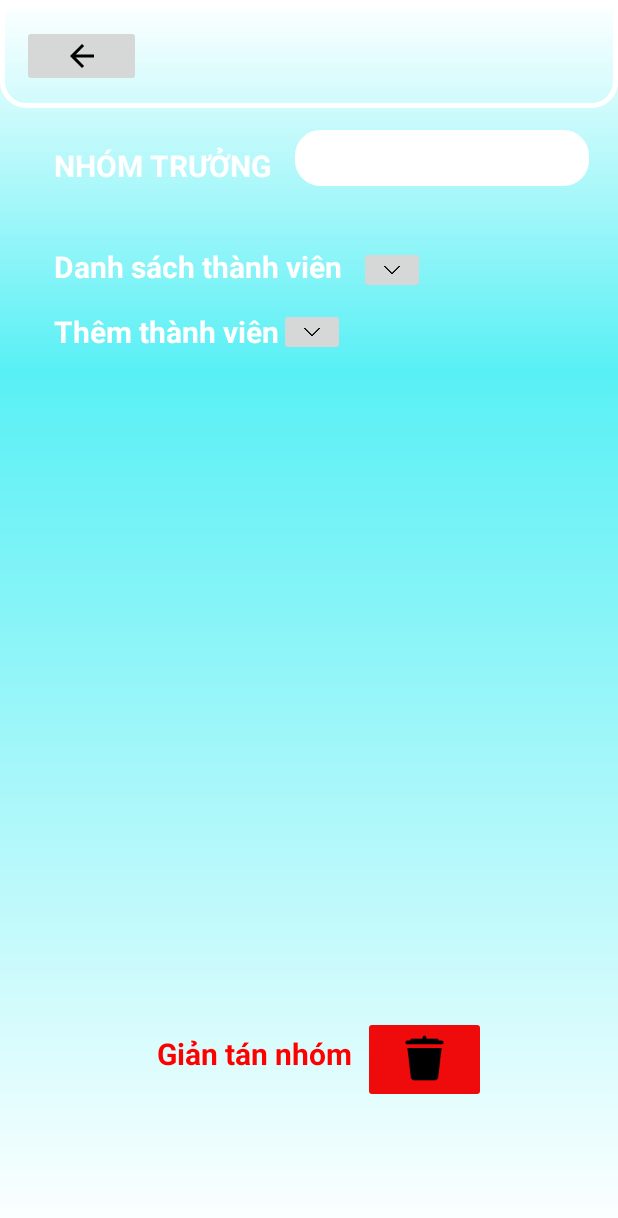
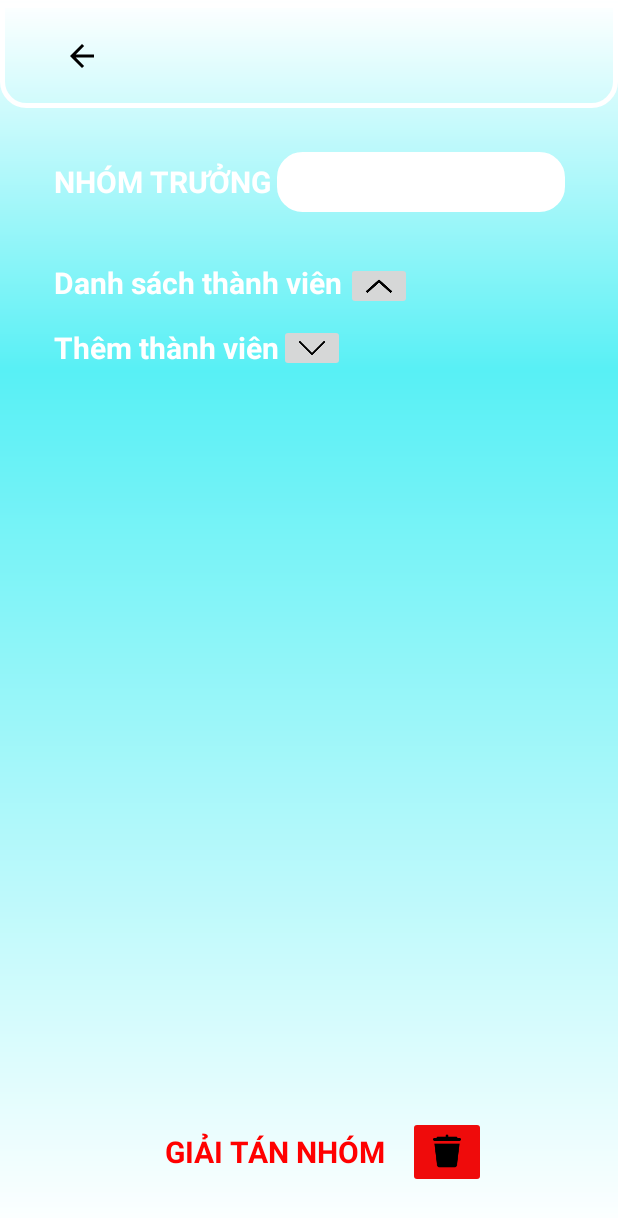
Before and after one commit to th41ng/ChatApp, an Android app: the ChatInfo screen opened directly, with no data from a screen before it, after a tap on an icon or button, on a phone screen of 412 x 824 dp. Shown: the top 1218 px of the screen. Run offline under Robolectric (Android 15) with nearby library versions, the phone set to English and light mode, and no system bars; our stand-ins replace Firebase (no records; nobody signed in at launch, a user with empty details on screens opened directly).

Commit message:
Thang/15/12/ hoan hien xong co ban

```diff
--- a/app/src/main/java/com/example/chatapp/Chat/ChatInfo.java
+++ b/app/src/main/java/com/example/chatapp/Chat/ChatInfo.java
@@ -15,6 +15,7 @@
 import androidx.recyclerview.widget.RecyclerView;
 
 import com.example.chatapp.R;
+import com.example.chatapp.Re_Sign.LoginActivity;
 import com.google.firebase.auth.FirebaseAuth;
 import com.google.firebase.database.DataSnapshot;
 import com.google.firebase.database.DatabaseError;
@@ -42,7 +43,8 @@
     private LS_addTVAdapter ls_addTVAdapter;  // Add the adapter for friends not in group
 
     private List<User> friendsList = new ArrayList<>(); // List to store friends not in the group
-
+    private boolean isDSTVExpanded = false; // Trạng thái cho LS_DSTV
+    private boolean isAddTVExpanded = false; // Trạng thái cho LS_addTV
     @Override
     protected void onCreate(Bundle savedInstanceState) {
         super.onCreate(savedInstanceState);
@@ -79,9 +81,8 @@
         // Handle back button click
         btnBack.setOnClickListener(v -> finish());
 
-        // Handle expand/collapse functionality
-        expandDSTV.setOnClickListener(v -> toggleVisibility(LS_DSTV));
-        expandAddTV.setOnClickListener(v -> toggleVisibility(LS_addTV));
+        setupExpandCollapseFunctionality();
+
         deleteGroup.setOnClickListener(v -> {
             new AlertDialog.Builder(this)
                     .setTitle("Xóa nhóm")
@@ -96,8 +97,6 @@
         // Fetch the group members and friends not in group
         showGroupMembers();
         showFriendsNotInGroup();
-
-
 
         // Lấy tham chiếu Realtime Database
         DatabaseReference databaseReference = FirebaseDatabase.getInstance().getReference();
@@ -118,11 +117,36 @@
                         Log.d("ChatInfo", "Failed to fetch chat room owner", error.toException());
                     }
                 });
+    }
+
+    private void setupExpandCollapseFunctionality() {
+        // Handle expand/collapse for LS_DSTV
+        expandDSTV.setOnClickListener(v -> {
+            isDSTVExpanded = !isDSTVExpanded; // Toggle state
+            toggleVisibility(LS_DSTV); // Show/hide the list
+            updateButtonImage(expandDSTV, isDSTVExpanded); // Update button icon
+        });
+        // Handle expand/collapse for LS_addTV
+        expandAddTV.setOnClickListener(v -> {
+            isAddTVExpanded = !isAddTVExpanded; // Toggle state
+            toggleVisibility(LS_addTV); // Show/hide the list
+            updateButtonImage(expandAddTV, isAddTVExpanded); // Update button icon
+        });
+    }
+    // Update button image based on state
+    private void updateButtonImage(ImageButton button, boolean isExpanded) {
+        if (isExpanded) {
+            button.setImageResource(R.drawable.collapse); // Icon for expanded state
+        } else {
+            button.setImageResource(R.drawable.expand); // Icon for collapsed state
+        }
+    }
+    // Toggle visibility of a given view
+    private void toggleVisibility(View view) {
+        view.setVisibility(view.getVisibility() == View.VISIBLE ? View.GONE : View.VISIBLE);
+    }
 
 
-
-
-    }
     private void deleteGroupFromFirebase() {
         DatabaseReference dbRef = FirebaseDatabase.getInstance().getReference();
 
@@ -135,42 +159,9 @@
                         Log.e("DeleteGroup", "Failed to remove chat room from chatRooms", task.getException());
                     }
                 });
-
-        dbRef.child("messages").child(chatRoomId).removeValue()
-                .addOnCompleteListener(task -> {
-                    if (task.isSuccessful()) {
-                        Log.d("DeleteGroup", "Messages related to the group have been deleted.");
-                    } else {
-                        Log.e("DeleteGroup", "Failed to delete messages related to the group", task.getException());
-                    }
-                });
-
-        dbRef.child("typingStatus").child(chatRoomId).removeValue()
-                .addOnCompleteListener(task -> {
-                    if (task.isSuccessful()) {
-                        Log.d("DeleteGroup", "Typing status has been removed.");
-                    } else {
-                        Log.e("DeleteGroup", "Failed to remove typing status", task.getException());
-                    }
-                });
-
-        dbRef.child("participants").child(chatRoomId).removeValue()
-                .addOnCompleteListener(task -> {
-                    if (task.isSuccessful()) {
-                        Log.d("DeleteGroup", "Participants have been removed.");
-                    } else {
-                        Log.e("DeleteGroup", "Failed to remove participants", task.getException());
-                    }
-                });
-
-        dbRef.child("notifications").child(chatRoomId).removeValue()
-                .addOnCompleteListener(task -> {
-                    if (task.isSuccessful()) {
-                        Log.d("DeleteGroup", "Notifications related to the group have been deleted.");
-                    } else {
-                        Log.e("DeleteGroup", "Failed to delete notifications", task.getException());
-                    }
-                });
+        Intent intent = new Intent(ChatInfo.this, LoginActivity.class);
+        startActivity(intent);
+        finish();
     }
     @Override
     protected void onStart() {
@@ -179,11 +170,6 @@
         showGroupMembers();
         showFriendsNotInGroup();
 
-    }
-
-    private void toggleVisibility(View view) {
-        int currentVisibility = view.getVisibility();
-        view.setVisibility(currentVisibility == View.GONE ? View.VISIBLE : View.GONE);
     }
 
     private void fetchGroupLeaderName() {
--- a/app/src/main/java/com/example/chatapp/Chat/LS_DSTVAdapter.java
+++ b/app/src/main/java/com/example/chatapp/Chat/LS_DSTVAdapter.java
@@ -34,7 +34,7 @@
 
     @Override
     public ViewHolder onCreateViewHolder(ViewGroup parent, int viewType) {
-        View itemView = LayoutInflater.from(parent.getContext()).inflate(R.layout.chat_item_addtv, parent, false);
+        View itemView = LayoutInflater.from(parent.getContext()).inflate(R.layout.chat_item_dstv, parent, false);
         return new ViewHolder(itemView);
     }
 
--- a/app/src/main/java/com/example/chatapp/ChatUser/ChangeProfile.java
+++ b/app/src/main/java/com/example/chatapp/ChatUser/ChangeProfile.java
@@ -35,7 +35,7 @@
 public class ChangeProfile extends AppCompatActivity {
     private EditText fullname,email,phone,password,confirmNewPass,confirmpass;
     private Button btnSave;
-    private ImageButton imageButton;
+    private ImageView imageButton;
     private ImageView imageBack;
     private FirebaseAuth mAuth;
     // Khai báo ActivityResultLauncher
--- a/app/src/main/java/com/example/chatapp/ChatUser/ChatUserMain.java
+++ b/app/src/main/java/com/example/chatapp/ChatUser/ChatUserMain.java
@@ -43,7 +43,7 @@
 
 public class ChatUserMain extends AppCompatActivity  {
     TextView name;
-    ImageButton image;
+    ImageView image;
     ImageButton btnSignout;
     ImageButton btnfriend,btnfindfriend;
     ImageButton btnhome;
@@ -113,7 +113,7 @@
             setImage(image,currentUserID,this);
         }
     }
-    private void setImage(ImageButton imageView, String userId, Context context) {
+    private void setImage(ImageView imageView, String userId, Context context) {
         FirebaseFirestore db = FirebaseFirestore.getInstance();
         DocumentReference userDoc = db.collection("users").document(userId);
 
--- /dev/null
+++ b/app/src/main/res/drawable/bg_avt_circel.xml
@@ -0,0 +1,5 @@
+<?xml version="1.0" encoding="utf-8"?>
+<shape xmlns:android="http://schemas.android.com/apk/res/android">
+    <solid android:color="@color/white" /> <!-- Replace with your desired background color -->
+    <corners android:radius="25dp" /> <!-- Adjust the corner radius -->
+</shape>
--- a/app/src/main/res/layout/activity_chat_info.xml
+++ b/app/src/main/res/layout/activity_chat_info.xml
@@ -25,6 +25,7 @@
         android:id="@+id/btnBack"
         android:layout_width="79dp"
         android:layout_height="41dp"
+        android:backgroundTint="#00FFFFFF"
         app:layout_constraintBottom_toBottomOf="@+id/materialToolbar3"
         app:layout_constraintEnd_toEndOf="parent"
         app:layout_constraintHorizontal_bias="0.044"
@@ -44,17 +45,16 @@
 
     <TextView
         android:id="@+id/st_NhomTruong"
-        android:layout_width="196dp"
-        android:layout_height="37dp"
-        android:layout_marginStart="16dp"
+        android:layout_width="192dp"
+        android:layout_height="40dp"
+        android:layout_marginStart="4dp"
         android:background="@drawable/border"
         android:paddingLeft="10dp"
         android:textAlignment="center"
         android:textSize="24sp"
         app:layout_constraintBottom_toBottomOf="@+id/titleNhomTruong"
         app:layout_constraintStart_toEndOf="@+id/titleNhomTruong"
-        app:layout_constraintTop_toTopOf="@+id/titleNhomTruong"
-        app:layout_constraintVertical_bias="1.0" />
+        app:layout_constraintTop_toTopOf="@+id/titleNhomTruong" />
 
     <TextView
         android:id="@+id/titleNhomTruong"
@@ -68,7 +68,7 @@
         app:layout_constraintBottom_toBottomOf="parent"
         app:layout_constraintStart_toStartOf="parent"
         app:layout_constraintTop_toBottomOf="@+id/materialToolbar3"
-        app:layout_constraintVertical_bias="0.034" />
+        app:layout_constraintVertical_bias="0.049" />
 
     <TextView
         android:id="@+id/titleDSTV"
@@ -120,8 +120,8 @@
 
     <ImageButton
         android:id="@+id/deleteGroup"
-        android:layout_width="82dp"
-        android:layout_height="58dp"
+        android:layout_width="52dp"
+        android:layout_height="48dp"
         android:layout_marginEnd="88dp"
         android:layout_marginBottom="16dp"
         android:backgroundTint="#EF0B0B"
@@ -129,15 +129,15 @@
         app:layout_constraintBottom_toBottomOf="@+id/TitleDelete"
         app:layout_constraintEnd_toEndOf="parent"
         app:layout_constraintTop_toTopOf="@+id/TitleDelete"
-        app:layout_constraintVertical_bias="0.342"
+        app:layout_constraintVertical_bias="1.0"
         app:srcCompat="@drawable/deletegroup" />
 
     <TextView
         android:id="@+id/TitleDelete"
-        android:layout_width="137dp"
-        android:layout_height="39dp"
-        android:layout_marginBottom="96dp"
-        android:text="Giản tán nhóm"
+        android:layout_width="162dp"
+        android:layout_height="54dp"
+        android:layout_marginBottom="16dp"
+        android:text="GIẢI TÁN NHÓM"
         android:textColor="#FF0000"
         android:textSize="20sp"
         android:textStyle="bold"
@@ -150,10 +150,11 @@
         android:id="@+id/expandDSTV"
         android:layout_width="44dp"
         android:layout_height="32dp"
-        android:scaleType="fitCenter"
+        android:scaleType="centerCrop"
+        android:visibility="visible"
         app:layout_constraintBottom_toBottomOf="@+id/titleDSTV"
         app:layout_constraintEnd_toEndOf="parent"
-        app:layout_constraintHorizontal_bias="0.08"
+        app:layout_constraintHorizontal_bias="0.021"
         app:layout_constraintStart_toEndOf="@+id/titleDSTV"
         app:layout_constraintTop_toTopOf="@+id/titleDSTV"
         app:layout_constraintVertical_bias="0.0"
@@ -163,10 +164,34 @@
         android:id="@+id/expandAddTV"
         android:layout_width="44dp"
         android:layout_height="32dp"
-        android:scaleType="fitCenter"
+        android:scaleType="centerCrop"
+        android:visibility="visible"
         app:layout_constraintBottom_toBottomOf="@+id/titleadTV"
         app:layout_constraintStart_toEndOf="@+id/titleadTV"
         app:layout_constraintTop_toTopOf="@+id/titleadTV"
         app:srcCompat="@drawable/expand" />
 
+    <ImageButton
+        android:id="@+id/collaspeDSTV"
+        android:layout_width="45dp"
+        android:layout_height="32dp"
+        android:scaleType="centerCrop"
+        android:visibility="gone"
+        app:layout_constraintBottom_toBottomOf="@+id/titleDSTV"
+        app:layout_constraintStart_toEndOf="@+id/titleDSTV"
+        app:layout_constraintTop_toTopOf="@+id/titleDSTV"
+        app:layout_constraintVertical_bias="0.0"
+        app:srcCompat="@drawable/collapse" />
+
+    <ImageButton
+        android:id="@+id/collaspeAddTV"
+        android:layout_width="45dp"
+        android:layout_height="32dp"
+        android:scaleType="centerCrop"
+        android:visibility="gone"
+        app:layout_constraintBottom_toBottomOf="@+id/titleadTV"
+        app:layout_constraintStart_toEndOf="@+id/titleadTV"
+        app:layout_constraintTop_toTopOf="@+id/titleadTV"
+        app:srcCompat="@drawable/collapse" />
+
 </androidx.constraintlayout.widget.ConstraintLayout>
--- a/app/src/main/res/layout/chat_item_all_fr_to_gr.xml
+++ b/app/src/main/res/layout/chat_item_all_fr_to_gr.xml
@@ -10,7 +10,7 @@
     android:background="@drawable/border"> <!-- Light gray background for the entire item -->
 
 
-    <ImageView
+    <com.google.android.material.imageview.ShapeableImageView
         android:id="@+id/avatarImageView"
         android:layout_width="50dp"
         android:layout_height="50dp"
@@ -21,7 +21,8 @@
         app:layout_constraintBottom_toBottomOf="parent"
         app:layout_constraintStart_toStartOf="parent"
         app:layout_constraintTop_toTopOf="parent"
-        app:layout_constraintVertical_bias="0.0" />
+        app:layout_constraintVertical_bias="0.0"
+        app:shapeAppearanceOverlay="@style/RoundedShape"/>
 
     <TextView
         android:id="@+id/userNameTextView"
--- a/app/src/main/res/layout/chat_item_lastmessage.xml
+++ b/app/src/main/res/layout/chat_item_lastmessage.xml
@@ -10,7 +10,7 @@
     android:background="@drawable/border"> <!-- Light gray background for the entire item -->
 
 
-    <ImageView
+    <com.google.android.material.imageview.ShapeableImageView
         android:id="@+id/avatarImageView"
         android:layout_width="50dp"
         android:layout_height="50dp"
@@ -23,7 +23,8 @@
         app:layout_constraintBottom_toBottomOf="parent"
         app:layout_constraintStart_toStartOf="parent"
         app:layout_constraintTop_toTopOf="parent"
-        app:layout_constraintVertical_bias="0.0" />
+        app:layout_constraintVertical_bias="0.0"
+        app:shapeAppearanceOverlay="@style/RoundedShape"/>
     <View
         android:id="@+id/status"
         android:layout_width="15dp"
--- a/app/src/main/res/layout/friend_activity_change_profile.xml
+++ b/app/src/main/res/layout/friend_activity_change_profile.xml
@@ -40,7 +40,7 @@
 
     <!-- Full Name TextView and EditText -->
 
-    <ImageButton
+    <com.google.android.material.imageview.ShapeableImageView
         android:id="@+id/imageButton"
         android:layout_width="100dp"
         android:layout_height="100dp"
@@ -52,7 +52,8 @@
         android:scaleType="centerCrop"
         app:layout_constraintStart_toEndOf="@id/textViewTen"
         app:layout_constraintTop_toTopOf="@id/textViewTitle"
-        app:srcCompat="@drawable/default_avatar" />
+        app:srcCompat="@drawable/default_avatar"
+        app:shapeAppearanceOverlay="@style/RoundedShape"/>
 
     <EditText
         android:id="@+id/fullname"
--- a/app/src/main/res/layout/friend_activity_chat_user_main.xml
+++ b/app/src/main/res/layout/friend_activity_chat_user_main.xml
@@ -21,7 +21,7 @@
         app:layout_constraintStart_toStartOf="parent"
         app:layout_constraintTop_toTopOf="parent" />
 
-    <ImageButton
+    <com.google.android.material.imageview.ShapeableImageView
         android:id="@+id/imageButton"
         android:layout_width="55dp"
         android:layout_height="55dp"
@@ -33,7 +33,8 @@
         android:scaleType="centerCrop"
         app:layout_constraintStart_toStartOf="parent"
         app:layout_constraintTop_toTopOf="parent"
-        app:srcCompat="@drawable/default_avatar" />
+        app:srcCompat="@drawable/default_avatar"
+        app:shapeAppearanceOverlay="@style/RoundedShape"/>
 
     <TextView
         android:id="@+id/textName"
--- a/app/src/main/res/layout/user_activity_login.xml
+++ b/app/src/main/res/layout/user_activity_login.xml
@@ -85,6 +85,7 @@
 
     <!-- Password Input -->
     <EditText
+        android:paddingEnd="15dp"
         android:id="@+id/password"
         android:layout_width="0dp"
         android:layout_height="50dp"
```
Also changed, not shown: app/src/main/java/com/example/chatapp/Chat/Chats.java (+65 -17 lines), app/src/main/java/com/example/chatapp/Chat/MessageAdapter.java (+35 -0 lines), app/src/main/java/com/example/chatapp/Chat/groupChat.java (+37 -13 lines), app/src/main/res/layout/activity_group_chat.xml (+21 -22 lines), app/src/main/res/layout/chat_activity_main_chat.xml (+6 -3 lines), app/src/main/res/layout/chat_item_addtv.xml (+10 -9 lines), app/src/main/res/layout/chat_item_dstv.xml (+12 -10 lines), app/src/main/res/layout/chat_item_message.xml (+5 -3 lines), app/src/main/res/values/style.xml (added, +7 -0 lines).
